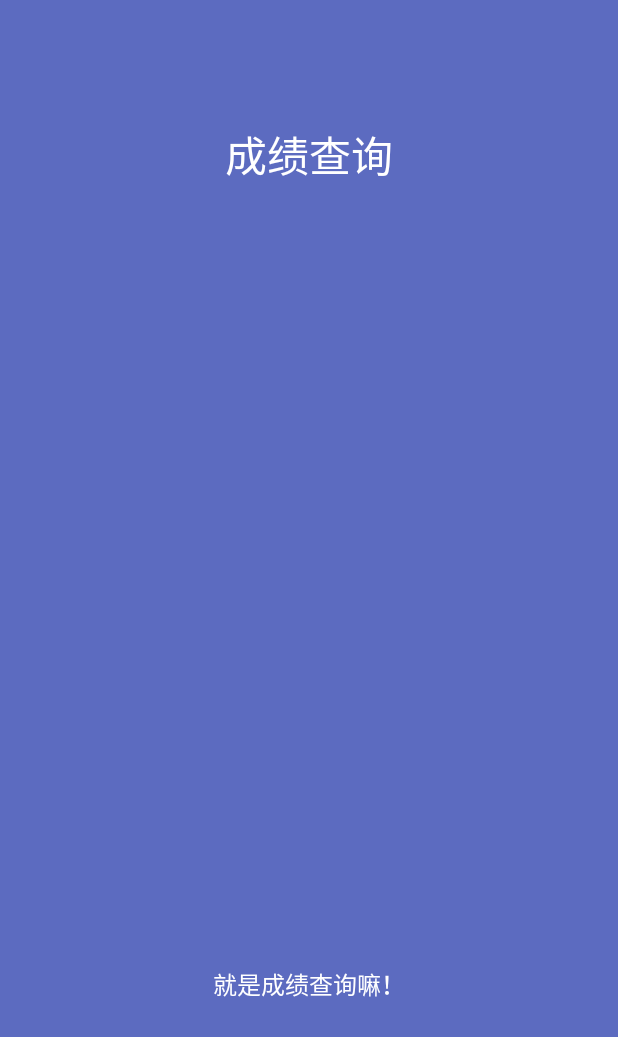
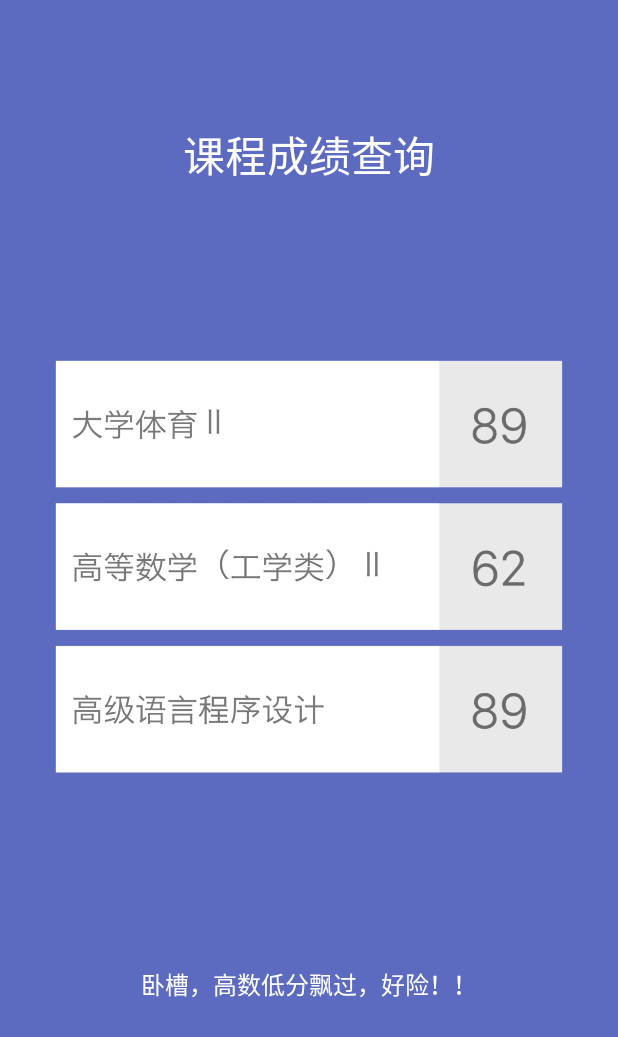
Before and after one commit to KevinWu1993/SDQL, an Android app: the layout intro3.xml on its own in the app's theme, with its tools: preview values and no code run, on a phone screen of 412 x 824 dp. Shown: the top 1037 px of the screen. Run offline under Robolectric (Android 15) with nearby library versions, the phone set to English and light mode, and no system bars; Roboto replaces fonts that are not available here.

Commit message:
修改引导界面，算折腾个不算完整的暂时完整版出来吧。

```diff
--- a/app/src/main/res/layout/intro3.xml
+++ b/app/src/main/res/layout/intro3.xml
@@ -17,7 +17,7 @@
         android:textColor="#ffffff"
         android:paddingRight="32dp"
         android:textSize="28sp"
-        android:text="成绩查询"/>
+        android:text="课程成绩查询"/>
 
     <LinearLayout
         android:layout_width="fill_parent"
@@ -31,7 +31,8 @@
             android:layout_height="wrap_content"
             android:layout_gravity="center"
             android:paddingLeft="16dp"
-            android:paddingRight="16dp" />
+            android:paddingRight="16dp"
+            android:src="@drawable/intro3"/>
     </LinearLayout>
     <TextView
         android:layout_width="wrap_content"
@@ -43,7 +44,7 @@
         android:paddingLeft="64dp"
         android:paddingRight="64dp"
         android:textSize="16sp"
-        android:text="就是成绩查询嘛！"/>
+        android:text="卧槽，高数低分飘过，好险！！"/>
     <TextView
         android:layout_width="fill_parent"
         android:layout_height="64dp" />
--- a/app/src/main/res/layout/intro4.xml
+++ b/app/src/main/res/layout/intro4.xml
@@ -17,7 +17,7 @@
         android:textColor="#ffffff"
         android:paddingRight="32dp"
         android:textSize="28sp"
-        android:text="暂时想不到什么说了"/>
+        android:text="快递查询"/>
 
     <LinearLayout
         android:layout_width="fill_parent"
@@ -32,6 +32,7 @@
             android:layout_gravity="center"
             android:paddingLeft="16dp"
             android:paddingRight="16dp"
+            android:src="@drawable/intro4"
             />
     </LinearLayout>
     <TextView
@@ -46,7 +47,7 @@
         android:textSize="16sp"
         android:textStyle="bold"
         android:onClick="getStarted"
-        android:text="进去看看吧"/>
+        android:text="同学，你的快递到了"/>
     <TextView
         android:layout_width="fill_parent"
         android:layout_height="64dp" />
```
Also changed, not shown: app/src/main/res/layout/intro.xml (+4 -3 lines), app/src/main/res/layout/intro2.xml (+4 -3 lines), app/src/main/res/drawable/intro2.png (added), app/src/main/res/drawable/intro3.png (added), app/src/main/res/drawable/intro4.png (added).
